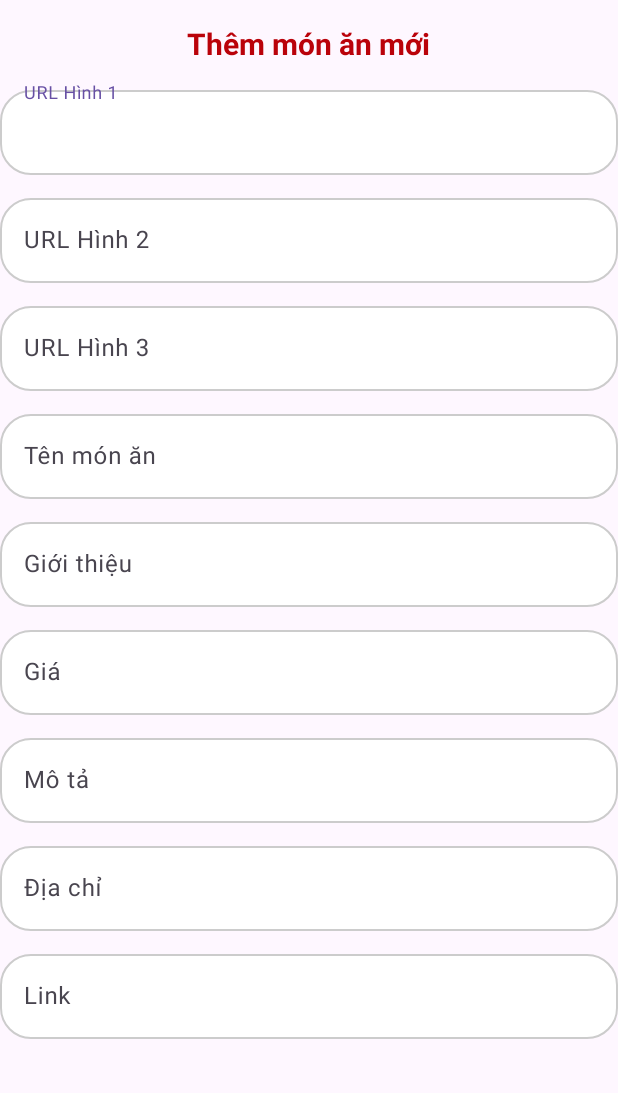
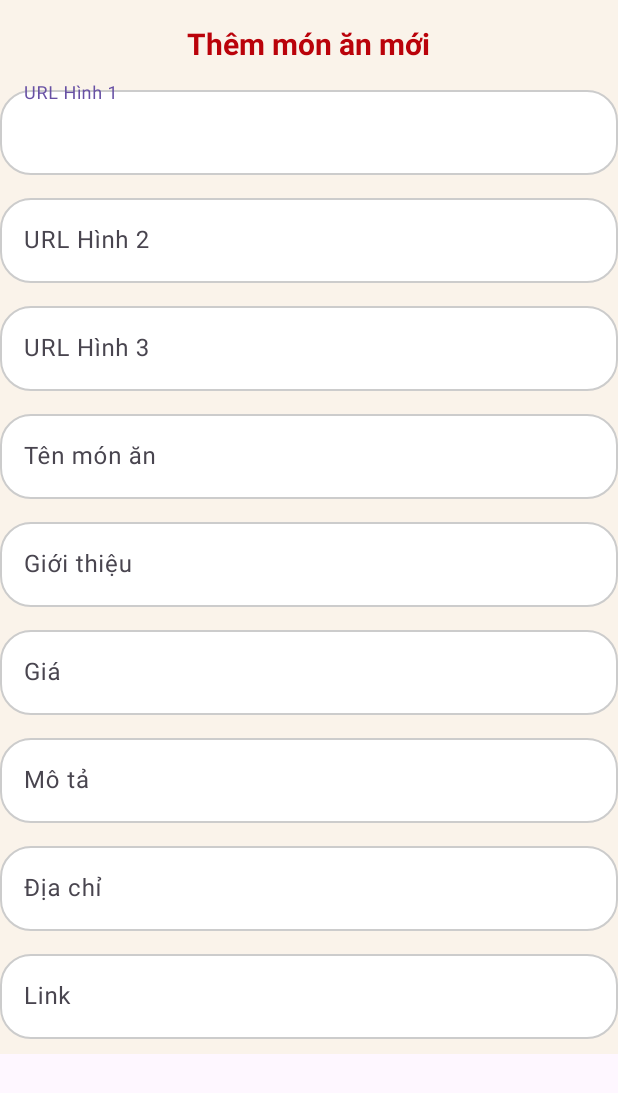
Before and after one commit to duyn012345/QuanLyAmThuc2, an Android app: the layout dialog_add_edit_dish.xml on its own in the app's theme, with its tools: preview values and no code run, on a phone screen of 412 x 824 dp. Shown: the top 1093 px of the screen. Run offline under Robolectric (Android 15) with nearby library versions, the phone set to English and light mode, and no system bars.

Commit message:
sửa giao diện

```diff
--- a/app/src/main/java/com/example/quanlyamthuc/LoginActivity.kt
+++ b/app/src/main/java/com/example/quanlyamthuc/LoginActivity.kt
@@ -51,7 +51,6 @@ class LoginActivity : AppCompatActivity() {
                 Toast.makeText(this, "Please Fill All Details", Toast.LENGTH_SHORT).show()
             } else {
                 loginUser()
-                Toast.makeText(this, "Login Successful", Toast.LENGTH_SHORT).show()
             }
 
         }
--- a/app/src/main/java/com/example/quanlyamthuc/admin/HomeFragment.kt
+++ b/app/src/main/java/com/example/quanlyamthuc/admin/HomeFragment.kt
@@ -99,7 +99,6 @@ class HomeFragment : Fragment() {
 
         lifecycleScope.launch {
             try {
-                // Lấy dữ liệu đồng thời từ nhiều nguồn
                 val (userCount, dishCount, provinceCount, reviewCount, blockCount) = awaitAll(
                     async { getFirestoreCount("nguoidung") },
                     async { getRealtimeCount(database.getReference("10/data")) }, // Món ăn
@@ -165,7 +164,7 @@ class HomeFragment : Fragment() {
             legend.orientation = Legend.LegendOrientation.HORIZONTAL
             legend.yEntrySpace = 10f            // 🔸 Tăng khoảng cách giữa các dòng
             legend.formToTextSpace = 10f        // 🔸 Tăng khoảng cách giữa biểu tượng và text
-            legend.textSize = 12f               // 🔸 Tăng cỡ chữ cho dễ nhìn
+            legend.textSize = 12f               // 🔸 Tăng cỡ chữ
 
             setExtraBottomOffset(20f)
         }
--- a/app/src/main/res/layout/dialog_add_edit_dish.xml
+++ b/app/src/main/res/layout/dialog_add_edit_dish.xml
@@ -2,9 +2,10 @@
 <LinearLayout xmlns:android="http://schemas.android.com/apk/res/android"
     android:layout_width="match_parent"
     android:layout_height="wrap_content"
-    android:orientation="vertical">
+    android:orientation="vertical"
+    android:background="#FAF3EA">
 
-    <TextView
+<TextView
         android:text="Thêm món ăn mới"
         android:textSize="20sp"
         android:textStyle="bold"
--- a/app/src/main/res/layout/dialog_add_or_edit.xml
+++ b/app/src/main/res/layout/dialog_add_or_edit.xml
@@ -2,9 +2,10 @@
     android:layout_width="match_parent"
     android:layout_height="wrap_content"
     android:orientation="vertical"
-    android:padding="16dp">
+    android:padding="16dp"
+    android:background="#FAF3EA">
 
-    <TextView
+<TextView
         android:text="Thêm tỉnh mới"
         android:textSize="20sp"
         android:textStyle="bold"
--- a/app/src/main/res/layout/fragment_dish.xml
+++ b/app/src/main/res/layout/fragment_dish.xml
@@ -39,7 +39,7 @@
                     android:layout_height="wrap_content"
                     android:background="@drawable/khung_dialog_danhgia"
                     android:drawableStart="@android:drawable/ic_menu_search"
-                    android:hint="Tìm kiếm đánh giá..." />
+                    android:hint="Tìm kiếm món ăn..." />
             </LinearLayout>
 
         </androidx.appcompat.widget.Toolbar>
```
